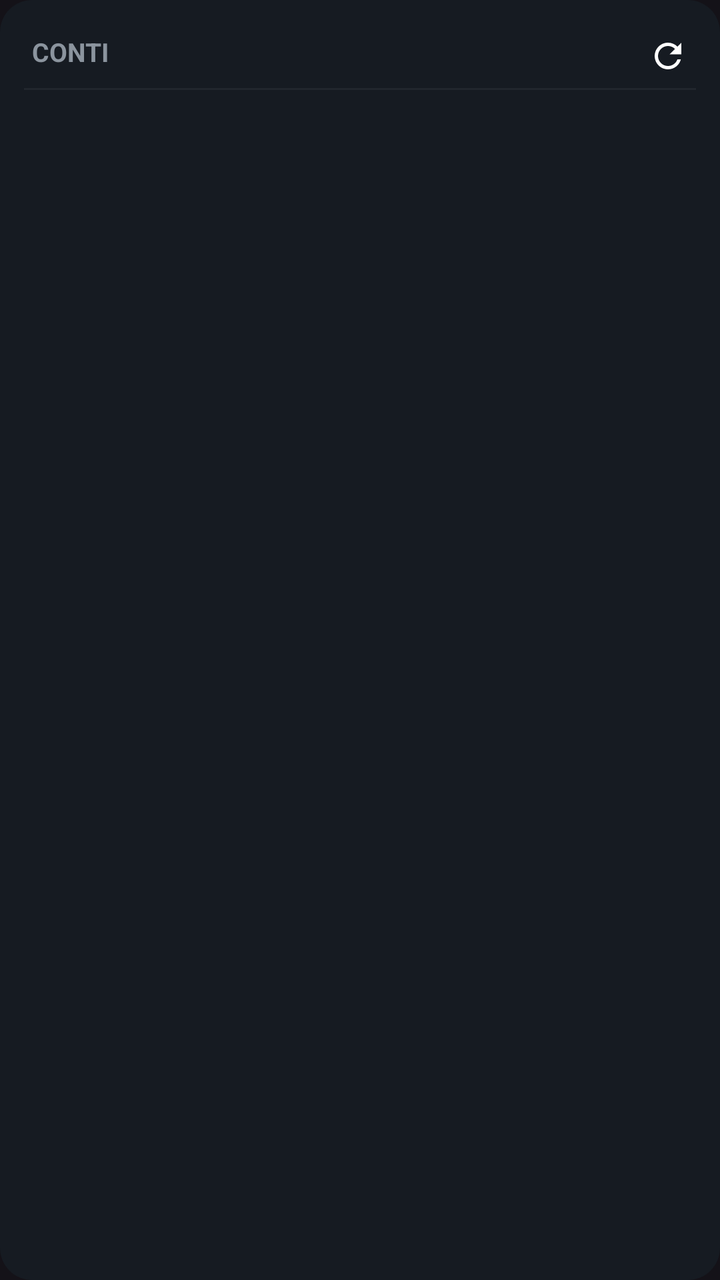
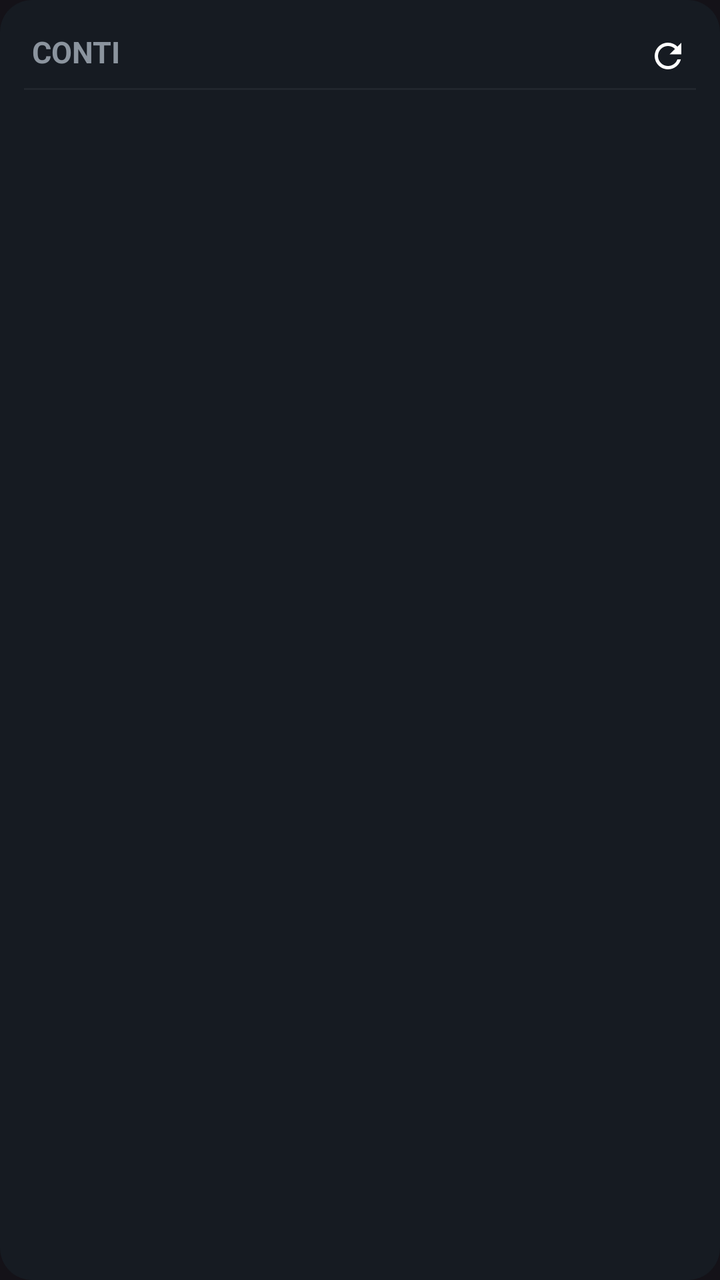

Two renders of the same Android screen: before a commit and after it. Below are the layout's source before the change and the commit's diff.
<!-- AndroidManifest.xml: application theme Theme.LucaWallet -->
<!-- res/layout/widget_accounts.xml -->
<?xml version="1.0" encoding="utf-8"?>
<LinearLayout xmlns:android="http://schemas.android.com/apk/res/android"
    android:layout_width="match_parent"
    android:layout_height="match_parent"
    android:orientation="vertical"
    android:background="@drawable/widget_bg"
    android:padding="4dp">

    
    <LinearLayout
        android:layout_width="match_parent"
        android:layout_height="wrap_content"
        android:orientation="horizontal"
        android:gravity="center_vertical">

        <TextView
            android:layout_width="0dp"
            android:layout_height="wrap_content"
            android:layout_weight="1"
            android:text="CONTI"
            android:textSize="13sp"
            android:textStyle="bold"
            android:textColor="#8B949E"
            android:paddingStart="12dp"
            android:paddingTop="10dp"
            android:paddingBottom="6dp"/>

        <ImageView
            android:id="@+id/widgetRefresh"
            android:layout_width="36dp"
            android:layout_height="36dp"
            android:src="@drawable/ic_refresh"
            android:padding="8dp"
            android:layout_marginEnd="4dp"
            android:layout_marginTop="4dp"/>

    </LinearLayout>

    
    <ImageView
        android:layout_width="match_parent"
        android:layout_height="1dp"
        android:background="#21262D"
        android:layout_marginStart="8dp"
        android:layout_marginEnd="8dp"/>

    
    <TextView
        android:id="@+id/widgetEmpty"
        android:layout_width="match_parent"
        android:layout_height="wrap_content"
        android:gravity="center"
        android:paddingTop="16dp"
        android:text="Apri l'app per configurare il DB"
        android:textColor="#8B949E"
        android:textSize="14sp"
        android:visibility="gone"/>

    
    <LinearLayout android:id="@+id/widgetRow0" android:layout_width="match_parent" android:layout_height="52dp" android:orientation="horizontal" android:gravity="center_vertical" android:visibility="gone">
        <ImageView android:id="@+id/widgetStripe0" android:layout_width="4dp" android:layout_height="match_parent" android:layout_marginStart="8dp" android:layout_marginTop="6dp" android:layout_marginBottom="6dp"/>
        <TextView android:id="@+id/widgetIcon0" android:layout_width="30dp" android:layout_height="30dp" android:gravity="center" android:textSize="20sp" android:layout_marginStart="8dp"/>
        <TextView android:id="@+id/widgetName0" android:layout_width="0dp" android:layout_height="wrap_content" android:layout_weight="1" android:layout_marginStart="8dp" android:textSize="15sp" android:textColor="#E6EDF3" android:singleLine="true" android:ellipsize="end"/>
        <TextView android:id="@+id/widgetBalance0" android:layout_width="wrap_content" android:layout_height="wrap_content" android:layout_marginEnd="12dp" android:textSize="15sp" android:textStyle="bold"/>
    </LinearLayout>

    
    <LinearLayout android:id="@+id/widgetRow1" android:layout_width="match_parent" android:layout_height="52dp" android:orientation="horizontal" android:gravity="center_vertical" android:visibility="gone">
        <ImageView android:id="@+id/widgetStripe1" android:layout_width="4dp" android:layout_height="match_parent" android:layout_marginStart="8dp" android:layout_marginTop="6dp" android:layout_marginBottom="6dp"/>
        <TextView android:id="@+id/widgetIcon1" android:layout_width="30dp" android:layout_height="30dp" android:gravity="center" android:textSize="20sp" android:layout_marginStart="8dp"/>
        <TextView android:id="@+id/widgetName1" android:layout_width="0dp" android:layout_height="wrap_content" android:layout_weight="1" android:layout_marginStart="8dp" android:textSize="15sp" android:textColor="#E6EDF3" android:singleLine="true" android:ellipsize="end"/>
        <TextView android:id="@+id/widgetBalance1" android:layout_width="wrap_content" android:layout_height="wrap_content" android:layout_marginEnd="12dp" android:textSize="15sp" android:textStyle="bold"/>
    </LinearLayout>

    
    <LinearLayout android:id="@+id/widgetRow2" android:layout_width="match_parent" android:layout_height="52dp" android:orientation="horizontal" android:gravity="center_vertical" android:visibility="gone">
        <ImageView android:id="@+id/widgetStripe2" android:layout_width="4dp" android:layout_height="match_parent" android:layout_marginStart="8dp" android:layout_marginTop="6dp" android:layout_marginBottom="6dp"/>
        <TextView android:id="@+id/widgetIcon2" android:layout_width="30dp" android:layout_height="30dp" android:gravity="center" android:textSize="20sp" android:layout_marginStart="8dp"/>
        <TextView android:id="@+id/widgetName2" android:layout_width="0dp" android:layout_height="wrap_content" android:layout_weight="1" android:layout_marginStart="8dp" android:textSize="15sp" android:textColor="#E6EDF3" android:singleLine="true" android:ellipsize="end"/>
        <TextView android:id="@+id/widgetBalance2" android:layout_width="wrap_content" android:layout_height="wrap_content" android:layout_marginEnd="12dp" android:textSize="15sp" android:textStyle="bold"/>
    </LinearLayout>

    
    <LinearLayout android:id="@+id/widgetRow3" android:layout_width="match_parent" android:layout_height="52dp" android:orientation="horizontal" android:gravity="center_vertical" android:visibility="gone">
        <ImageView android:id="@+id/widgetStripe3" android:layout_width="4dp" android:layout_height="match_parent" android:layout_marginStart="8dp" android:layout_marginTop="6dp" android:layout_marginBottom="6dp"/>
        <TextView android:id="@+id/widgetIcon3" android:layout_width="30dp" android:layout_height="30dp" android:gravity="center" android:textSize="20sp" android:layout_marginStart="8dp"/>
        <TextView android:id="@+id/widgetName3" android:layout_width="0dp" android:layout_height="wrap_content" android:layout_weight="1" android:layout_marginStart="8dp" android:textSize="15sp" android:textColor="#E6EDF3" android:singleLine="true" android:ellipsize="end"/>
        <TextView android:id="@+id/widgetBalance3" android:layout_width="wrap_content" android:layout_height="wrap_content" android:layout_marginEnd="12dp" android:textSize="15sp" android:textStyle="bold"/>
    </LinearLayout>

    
    <LinearLayout android:id="@+id/widgetRow4" android:layout_width="match_parent" android:layout_height="52dp" android:orientation="horizontal" android:gravity="center_vertical" android:visibility="gone">
        <ImageView android:id="@+id/widgetStripe4" android:layout_width="4dp" android:layout_height="match_parent" android:layout_marginStart="8dp" android:layout_marginTop="6dp" android:layout_marginBottom="6dp"/>
        <TextView android:id="@+id/widgetIcon4" android:layout_width="30dp" android:layout_height="30dp" android:gravity="center" android:textSize="20sp" android:layout_marginStart="8dp"/>
        <TextView android:id="@+id/widgetName4" android:layout_width="0dp" android:layout_height="wrap_content" android:layout_weight="1" android:layout_marginStart="8dp" android:textSize="15sp" android:textColor="#E6EDF3" android:singleLine="true" android:ellipsize="end"/>
        <TextView android:id="@+id/widgetBalance4" android:layout_width="wrap_content" android:layout_height="wrap_content" android:layout_marginEnd="12dp" android:textSize="15sp" android:textStyle="bold"/>
    </LinearLayout>

    
    <LinearLayout android:id="@+id/widgetRow5" android:layout_width="match_parent" android:layout_height="52dp" android:orientation="horizontal" android:gravity="center_vertical" android:visibility="gone">
        <ImageView android:id="@+id/widgetStripe5" android:layout_width="4dp" android:layout_height="match_parent" android:layout_marginStart="8dp" android:layout_marginTop="6dp" android:layout_marginBottom="6dp"/>
        <TextView android:id="@+id/widgetIcon5" android:layout_width="30dp" android:layout_height="30dp" android:gravity="center" android:textSize="20sp" android:layout_marginStart="8dp"/>
        <TextView android:id="@+id/widgetName5" android:layout_width="0dp" android:layout_height="wrap_content" android:layout_weight="1" android:layout_marginStart="8dp" android:textSize="15sp" android:textColor="#E6EDF3" android:singleLine="true" android:ellipsize="end"/>
        <TextView android:id="@+id/widgetBalance5" android:layout_width="wrap_content" android:layout_height="wrap_content" android:layout_marginEnd="12dp" android:textSize="15sp" android:textStyle="bold"/>
    </LinearLayout>

    
    <LinearLayout android:id="@+id/widgetRow6" android:layout_width="match_parent" android:layout_height="52dp" android:orientation="horizontal" android:gravity="center_vertical" android:visibility="gone">
        <ImageView android:id="@+id/widgetStripe6" android:layout_width="4dp" android:layout_height="match_parent" android:layout_marginStart="8dp" android:layout_marginTop="6dp" android:layout_marginBottom="6dp"/>
        <TextView android:id="@+id/widgetIcon6" android:layout_width="30dp" android:layout_height="30dp" android:gravity="center" android:textSize="20sp" android:layout_marginStart="8dp"/>
        <TextView android:id="@+id/widgetName6" android:layout_width="0dp" android:layout_height="wrap_content" android:layout_weight="1" android:layout_marginStart="8dp" android:textSize="15sp" android:textColor="#E6EDF3" android:singleLine="true" android:ellipsize="end"/>
        <TextView android:id="@+id/widgetBalance6" android:layout_width="wrap_content" android:layout_height="wrap_content" android:layout_marginEnd="12dp" android:textSize="15sp" android:textStyle="bold"/>
    </LinearLayout>

</LinearLayout>
<!-- resources referenced by this layout -->
<resources>
  <!-- drawable ic_refresh (drawable) -->
  <?xml version="1.0" encoding="utf-8"?>
  <vector xmlns:android="http://schemas.android.com/apk/res/android"
      android:width="24dp"
      android:height="24dp"
      android:viewportWidth="24"
      android:viewportHeight="24">
      <path
          android:fillColor="@android:color/white"
          android:pathData="M17.65,6.35C16.2,4.9 14.21,4 12,4c-4.42,0 -7.99,3.58 -7.99,8s3.57,8 7.99,8c3.73,0 6.84,-2.55 7.73,-6h-2.08c-0.82,2.33 -3.04,4 -5.65,4 -3.31,0 -6,-2.69 -6,-6s2.69,-6 6,-6c1.66,0 3.14,0.69 4.22,1.78L13,11h7V4l-2.35,2.35z"/>
  </vector>
  <!-- drawable widget_bg (drawable) -->
  <?xml version="1.0" encoding="utf-8"?>
  <shape xmlns:android="http://schemas.android.com/apk/res/android"
      android:shape="rectangle">
      <solid android:color="#161B22"/>
      <corners android:radius="16dp"/>
  </shape>
  <style name="Theme.LucaWallet" parent="Theme.Material3.Dark.NoActionBar">
          <item name="colorPrimary">#58a6ff</item>
      </style>
</resources>

<!-- the commit's change to res/layout/widget_accounts.xml (unified diff, before → after) -->
@@ -18,7 +18,7 @@
             android:layout_height="wrap_content"
             android:layout_weight="1"
             android:text="CONTI"
-            android:textSize="13sp"
+            android:textSize="15sp"
             android:textStyle="bold"
             android:textColor="#8B949E"
             android:paddingStart="12dp"
